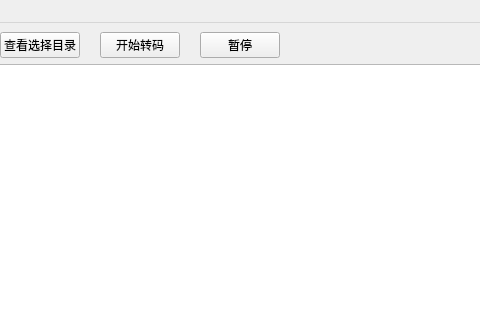
Before: the Qt Designer form transcoder.ui in orz-ai/transcoder, drawn with Qt 5; both pictures show x 209 to 689 and y 0 to 320 of the 958 by 508 pixel window.
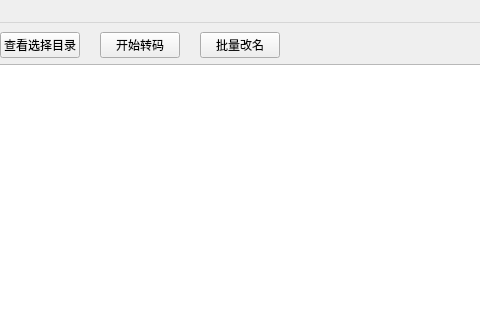
After: the same form once the commit is applied.

```diff
--- a/transcoder.ui
+++ b/transcoder.ui
@@ -111,7 +111,7 @@
          </size>
         </property>
         <property name="text">
-         <string>暂停</string>
+         <string>批量改名</string>
         </property>
        </widget>
       </item>
```
